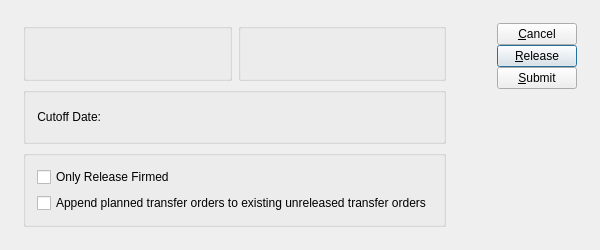
The window that guiclient/releasePlannedOrdersByPlannerCode.ui (Pegasus-RPG/xtuple-client) describes before a commit, drawn with Qt 5.
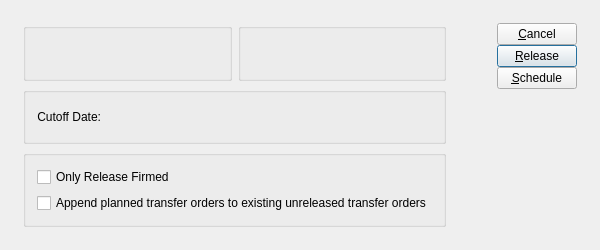
The same window after the commit. Custom widgets are drawn as their Qt base class.

```diff
--- a/guiclient/releasePlannedOrdersByPlannerCode.ui
+++ b/guiclient/releasePlannedOrdersByPlannerCode.ui
@@ -157,7 +157,7 @@
        <item>
         <widget class="QPushButton" name="_submit" >
          <property name="text" >
-          <string>&amp;Submit</string>
+          <string>&amp;Schedule</string>
          </property>
         </widget>
        </item>
```
